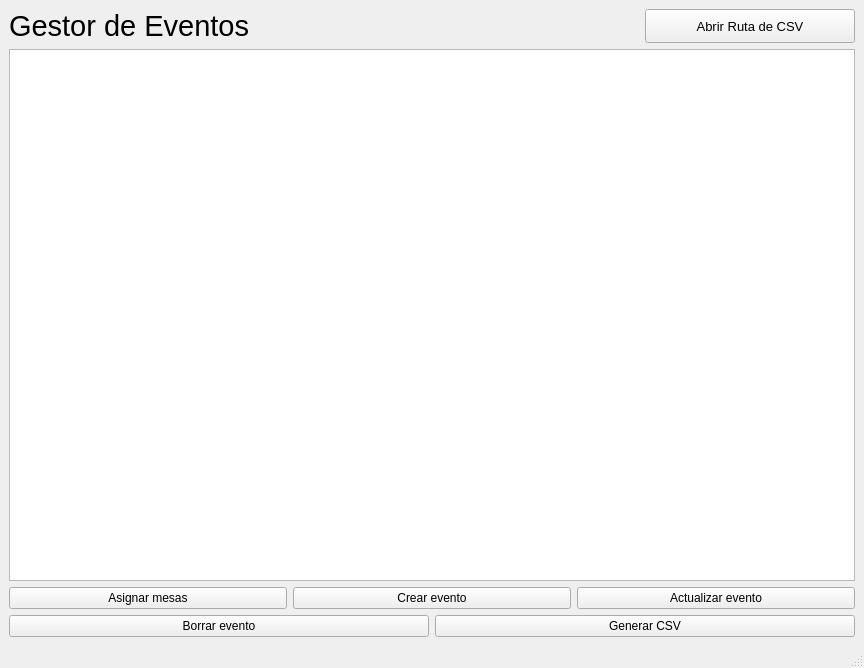
This is CrudEvento.ui in roblesgg/GestionEventos as Qt 5 draws it before an edit. The edited form follows.
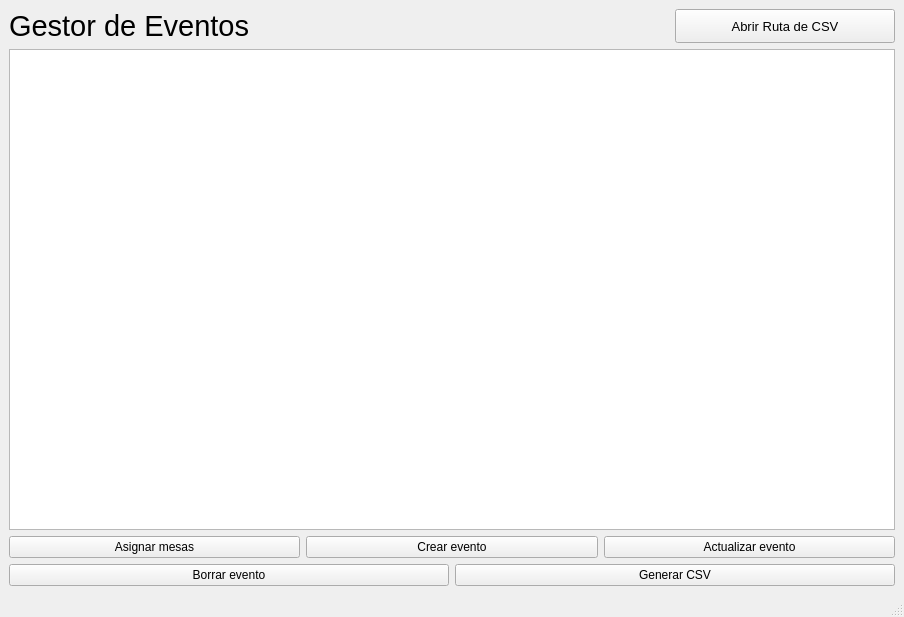
This is the edited form.

```diff
--- a/CrudEvento.ui
+++ b/CrudEvento.ui
@@ -6,8 +6,8 @@
    <rect>
     <x>0</x>
     <y>0</y>
-    <width>864</width>
-    <height>668</height>
+    <width>904</width>
+    <height>617</height>
    </rect>
   </property>
   <property name="windowTitle">
```
Left out of the diff: 2 changed lines with no effect on the pictures.
